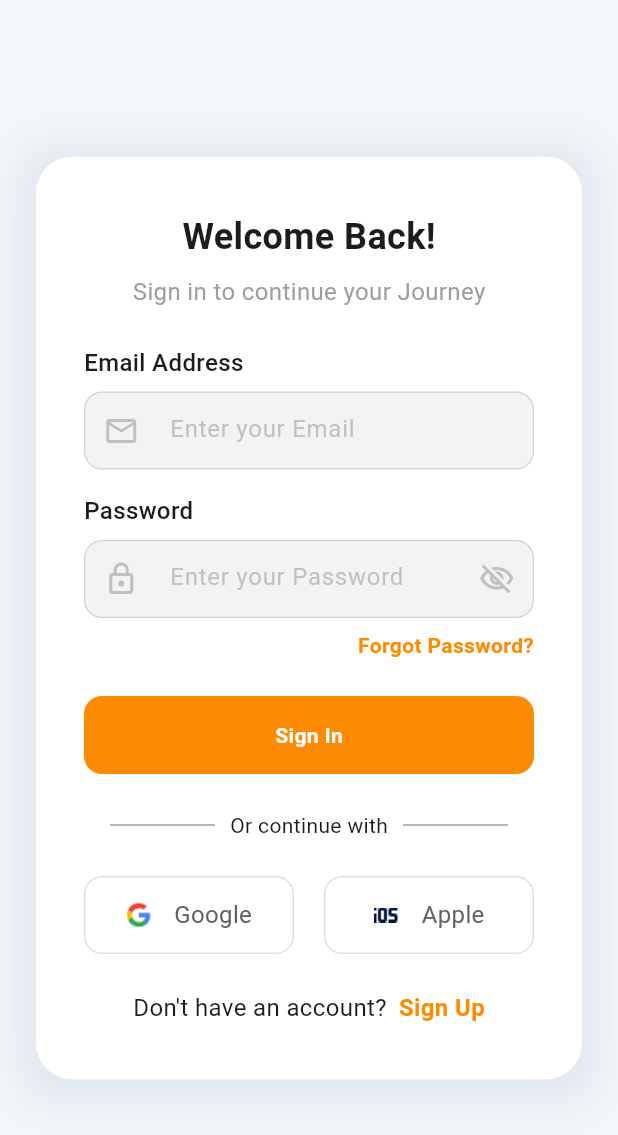
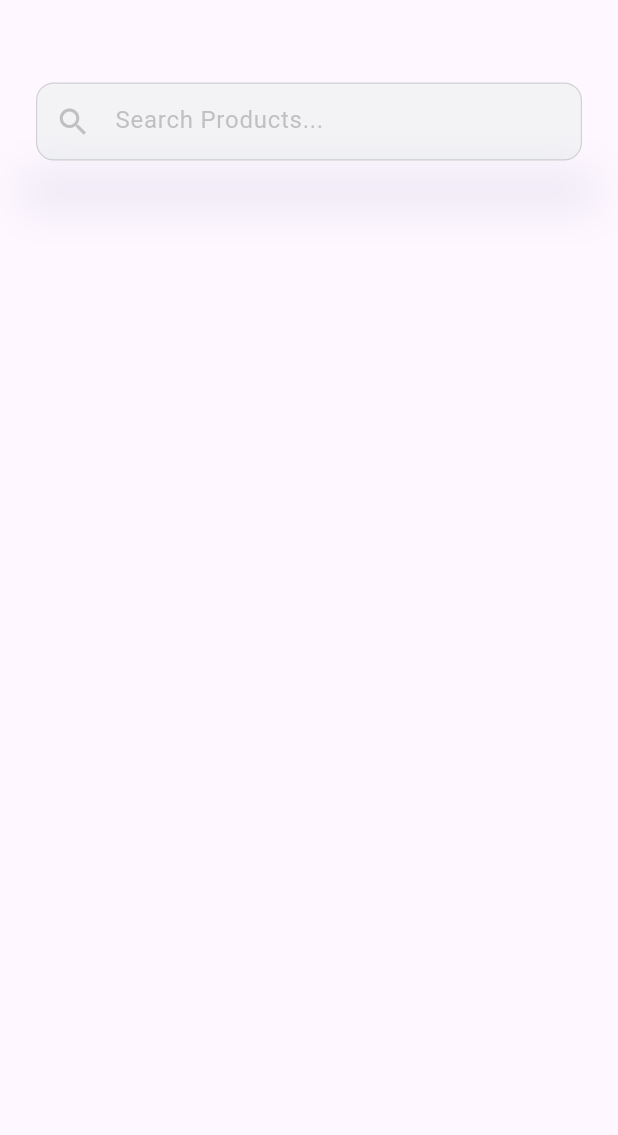
Before and after one commit to Jessetwo/vibrant_commerce, a Flutter app: the screen it shows after launch, after a tap on "Sign In", on a phone screen of 412 x 824 dp. Shown: the top 1135 px of the screen. Run offline on Flutter 3.47's test engine with Material 3 defaults, Android fonts, the phone set to English and light mode, and no system bars.

Commit message:
home page added

```diff
--- a/lib/components/widgets/my_text_box.dart
+++ b/lib/components/widgets/my_text_box.dart
@@ -1,7 +1,7 @@
 import 'package:flutter/material.dart';
 
 class MyTextBox extends StatelessWidget {
-  final String title;
+  final String? title;
   final String hintText;
   final IconData prefixIcon;
   final bool? obscureText;
@@ -14,7 +14,7 @@ class MyTextBox extends StatelessWidget {
     this.obscureText,
     this.suffixIcon,
     this.controller,
-    required this.title,
+    this.title,
   });
 
   @override
@@ -23,7 +23,7 @@ class MyTextBox extends StatelessWidget {
       crossAxisAlignment: CrossAxisAlignment.start,
       children: [
         Text(
-          title,
+          title ?? '',
           style: TextStyle(fontSize: 16, fontWeight: FontWeight.w500),
         ),
         const SizedBox(height: 8),
--- a/lib/screens/auth/login.dart
+++ b/lib/screens/auth/login.dart
@@ -5,6 +5,7 @@ import 'package:vibrant_commerce/components/widgets/my_text_box.dart';
 import 'package:vibrant_commerce/components/widgets/social.dart';
 import 'package:vibrant_commerce/screens/auth/forgot_password.dart';
 import 'package:vibrant_commerce/screens/auth/register.dart';
+import 'package:vibrant_commerce/screens/main_screens/home_page.dart';
 
 class Login extends StatelessWidget {
   const Login({super.key});
@@ -91,7 +92,14 @@ class Login extends StatelessWidget {
                   const SizedBox(height: 24),
                   MyButton(
                     title: 'Sign In',
-                    onPressed: () {},
+                    onPressed: () {
+                      Navigator.push(
+                        context,
+                        MaterialPageRoute(
+                          builder: (context) => const HomePage(),
+                        ),
+                      );
+                    },
                     color: AppColors.primaryColor,
                   ),
                   const SizedBox(height: 24),
--- /dev/null
+++ b/lib/screens/main_screens/home_page.dart
@@ -0,0 +1,41 @@
+import 'package:flutter/material.dart';
+import 'package:vibrant_commerce/components/widgets/my_text_box.dart';
+
+class HomePage extends StatelessWidget {
+  const HomePage({super.key});
+
+  @override
+  Widget build(BuildContext context) {
+    return Scaffold(
+      body: SafeArea(
+        child: Padding(
+          padding: const EdgeInsets.all(24.0),
+          child: Column(
+            children: [
+              MyTextBox(
+                hintText: 'Search Products...',
+                prefixIcon: Icons.search,
+              ),
+              const SizedBox(height: 16),
+              Container(
+                width: double.infinity,
+                decoration: BoxDecoration(
+                  borderRadius: BorderRadius.circular(12),
+                  color: Colors.white,
+                  boxShadow: [
+                    BoxShadow(
+                      color: Color(0xff002366).withOpacity(0.08),
+                      spreadRadius: 12,
+                      blurRadius: 24,
+                      offset: const Offset(0, 4), // changes position of shadow
+                    ),
+                  ],
+                ),
+              ),
+            ],
+          ),
+        ),
+      ),
+    );
+  }
+}
```
Also changed, not shown: assets/images/human.png (added).
